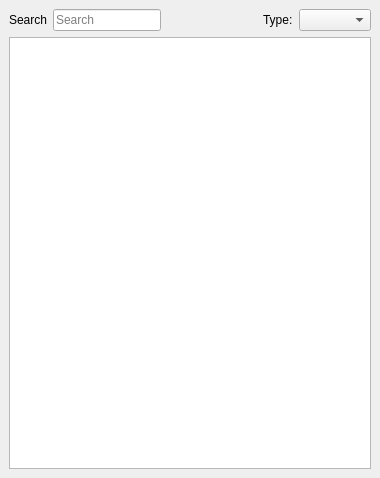
The window that src/libraries/rwidgets/docks/campaigndock.ui (Rolisteam/rolisteam) describes before a commit, drawn with Qt 5.
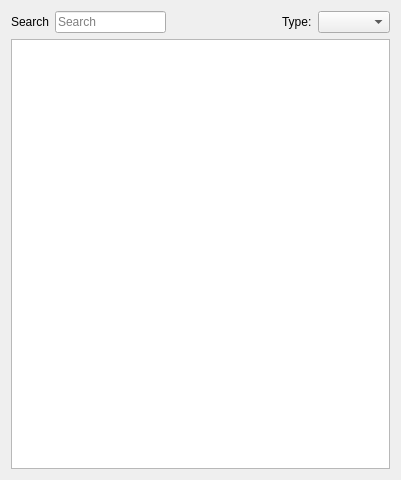
The same window after the commit. Custom widgets are drawn as their Qt base class.

```diff
--- a/src/libraries/rwidgets/docks/campaigndock.ui
+++ b/src/libraries/rwidgets/docks/campaigndock.ui
@@ -1,19 +1,20 @@
 <?xml version="1.0" encoding="UTF-8"?>
 <ui version="4.0">
  <class>CampaignDock</class>
- <widget class="QDockWidget" name="CampaignDock">
+ <widget class="QWidget" name="CampaignDock">
   <property name="geometry">
    <rect>
     <x>0</x>
     <y>0</y>
-    <width>380</width>
-    <height>478</height>
+    <width>401</width>
+    <height>480</height>
    </rect>
   </property>
   <property name="windowTitle">
    <string>Campaign Content</string>
   </property>
-  <widget class="QWidget" name="dockWidgetContents">
+  <layout class="QVBoxLayout" name="verticalLayout_2">
+   <item>
    <layout class="QVBoxLayout" name="verticalLayout">
     <item>
      <layout class="QHBoxLayout" name="horizontalLayout">
@@ -70,7 +71,8 @@
      </widget>
     </item>
    </layout>
-  </widget>
+   </item>
+  </layout>
  </widget>
  <customwidgets>
   <customwidget>
```
Left out of the diff: 2 changed lines with no effect on the pictures. Lines whose indentation alone changed are shown as unchanged.
